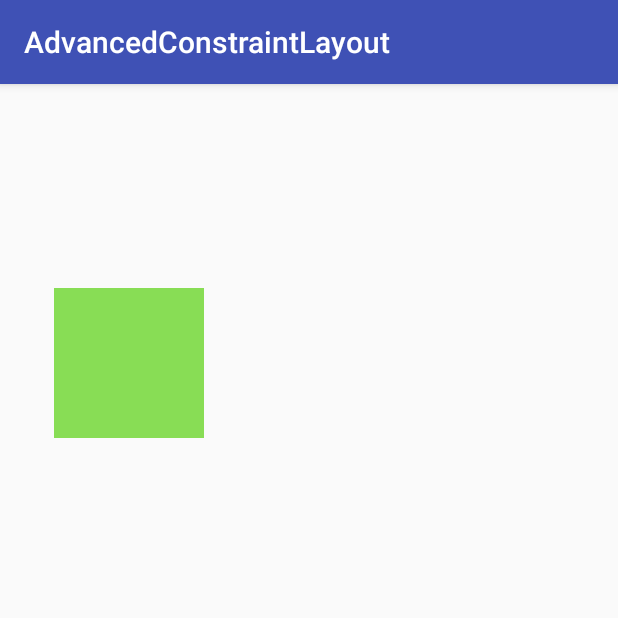
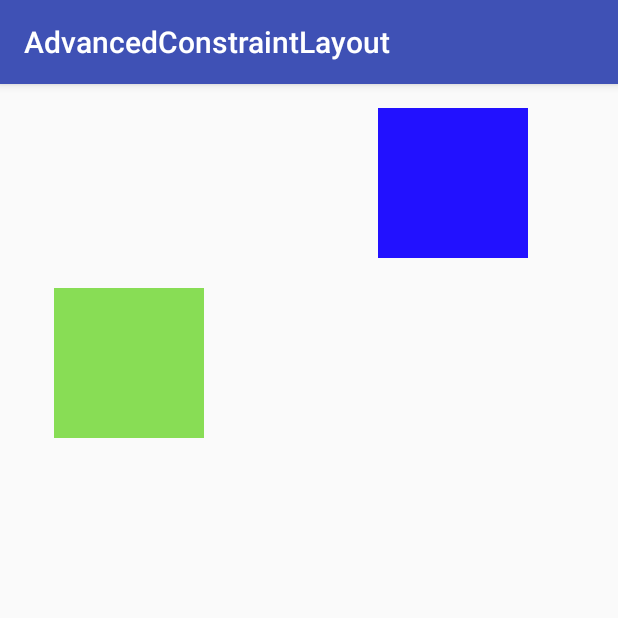
Before and after one commit to easazade/constraintlayout-transitions, an Android app: the CustomViewFrag screen opened directly, with no data from a screen before it, on a phone screen of 412 x 824 dp, the top half of it. Run offline under Robolectric (Android 15) with nearby library versions, the phone set to English and light mode, and no system bars.

Commit message:
adding autoTransitioning of a new ConstarintSet to ConstraintLayout

```diff
--- a/app/src/main/res/layout/customview1.xml
+++ b/app/src/main/res/layout/customview1.xml
@@ -16,4 +16,14 @@
         app:layout_constraintStart_toStartOf="parent"
         app:layout_constraintTop_toTopOf="parent"/>
 
+    <ImageView
+        android:id="@+id/customView_square22"
+        android:layout_width="100dp"
+        android:layout_height="100dp"
+        android:layout_marginStart="252dp"
+        android:layout_marginTop="16dp"
+        android:background="#21f"
+        app:layout_constraintStart_toStartOf="parent"
+        app:layout_constraintTop_toTopOf="parent"/>
+
 </android.support.constraint.ConstraintLayout>
```
Also changed, not shown: app/src/main/AndroidManifest.xml (+7 -0 lines), app/src/main/java/ir/alirezaisazade/advancedconstraintlayout/ConstraintSetAutoTransitionActivity.kt (added, +41 -0 lines), app/src/main/java/ir/alirezaisazade/advancedconstraintlayout/insidefragcustomview/CustomView.kt (+2 -7 lines), app/src/main/res/layout/constraint_set_auto_transition_activity.xml (added, +21 -0 lines), app/src/main/res/layout/customview1_state1.xml (+11 -0 lines).
